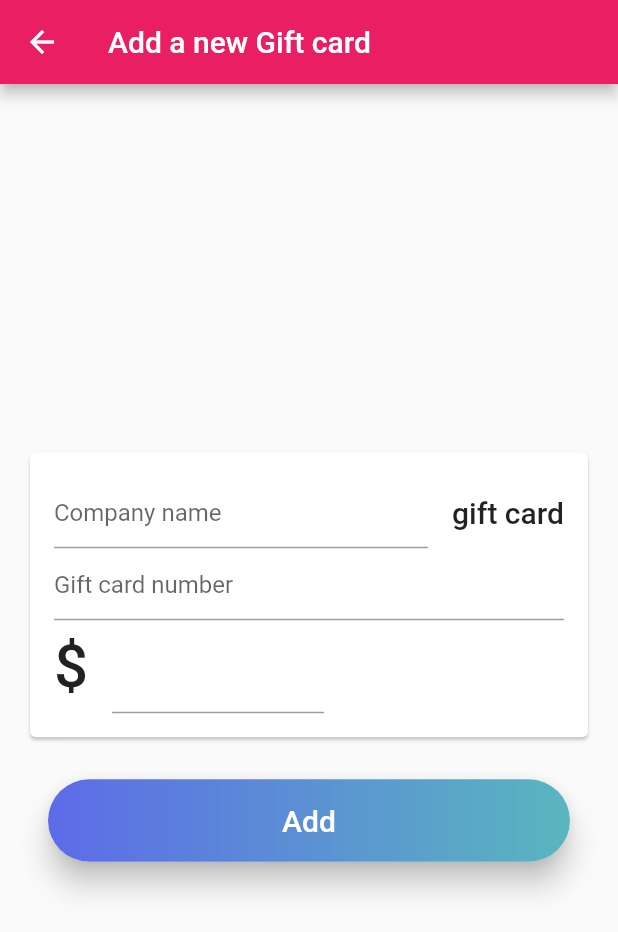
After one commit to Ivaskuu/gift_card_exchange, a Flutter app: the ScreenAddGiftcard screen opened directly, on a phone screen of 412 x 824 dp. The commit adds this screen. Shown: the top 932 px of the screen. Run offline on Flutter 3.47's test engine with Material 2 defaults, Android fonts, the phone set to English and light mode, and no system bars.

Commit message:
Added the screen_add_giftcard

```diff
--- /dev/null
+++ b/lib/screen_add_giftcard.dart
@@ -0,0 +1,154 @@
+import 'package:flutter/material.dart';
+import 'screen_exchange_list.dart';
+
+class ScreenAddGiftcard extends StatefulWidget
+{
+  @override
+  State createState() => new ScreenAddGiftcardState();
+}
+
+class ScreenAddGiftcardState extends State<ScreenAddGiftcard>
+{
+  @override
+  Widget build(BuildContext context)
+  {
+    return new Scaffold
+    (
+      appBar: new AppBar
+      (
+        title: new Text("Add a new Gift card"),
+      ),
+      body: new Column
+      (
+        mainAxisAlignment: MainAxisAlignment.center,
+        crossAxisAlignment: CrossAxisAlignment.center,
+        children: <Widget>
+        [
+          new Container
+          (
+            margin: new EdgeInsets.symmetric(horizontal: 16.0),
+            child: new Card
+            (
+              child: new Container
+              (
+                margin: new EdgeInsets.symmetric(vertical: 16.0),
+                child: new Column
+                (
+                  mainAxisAlignment: MainAxisAlignment.start,
+                  crossAxisAlignment: CrossAxisAlignment.center,
+                  children: <Widget>
+                  [
+                    new Row
+                    (
+                      mainAxisAlignment: MainAxisAlignment.start,
+                      crossAxisAlignment: CrossAxisAlignment.center,
+                      children: <Widget>
+                      [
+                        new Expanded
+                        (
+                          child: new Container
+                          (
+                            margin: new EdgeInsets.only(left: 16.0, right: 16.0),
+                            child: new TextField
+                            (
+                              decoration: new InputDecoration
+                              (
+                                hintText: "Company name",
+                              ),
+                            )
+                          )
+                        ),
+                        new Container
+                        (
+                          margin: new EdgeInsets.only(right: 16.0),
+                          child: new Text("gift card", style: Theme.of(context).textTheme.title)
+                        )
+                      ]
+                    ),
+                    new Container
+                    (
+                      margin: new EdgeInsets.symmetric(horizontal: 16.0),
+                      child: new TextField
+                      (
+                        decoration: new InputDecoration
+                        (
+                          hintText: "Gift card number",
+                        ),
+                      ),
+                    ),
+                    new Row
+                    (
+                      mainAxisAlignment: MainAxisAlignment.start,
+                      crossAxisAlignment: CrossAxisAlignment.center,
+                      children: <Widget>
+                      [
+                        new Container
+                        (
+                          margin: new EdgeInsets.only(left: 16.0),
+                          child: new Text("\$", style: Theme.of(context).textTheme.title, textScaleFactor: 2.0)
+                        ),
+                        new Expanded
+                        (
+                          child: new Container
+                          (
+                            margin: new EdgeInsets.only(left: 16.0, right: 176.0),
+                            child: new TextField
+                            (
+                              style: Theme.of(context).textTheme.title.copyWith(fontSize: 32.0),
+                            )
+                          )
+                        )
+                      ]
+                    )
+                  ],
+                )
+              )
+            )
+          ),
+          new Container
+          (
+            margin: new EdgeInsets.only(top: 16.0),
+            child: pillButton
+            (
+              new Container
+              (
+                margin: new EdgeInsets.all(16.0),
+                child: new Text("Add", style: Theme.of(context).textTheme.title.copyWith(color: Colors.white)),
+              )
+            )
+          )
+        ],
+      )
+    );
+  }
+
+  Widget pillButton(Widget child)
+  {
+    return new Container
+    (
+      margin: new EdgeInsets.symmetric(vertical: 8.0, horizontal: 32.0),
+      child: new Material
+      (
+        elevation: 8.0,
+        borderRadius: new BorderRadius.circular(32.0),
+        child: new InkWell
+        (
+          onTap: () => null,
+          child: new Container
+          (
+            decoration: new BoxDecoration
+            (
+              borderRadius: new BorderRadius.circular(32.0),
+              gradient: new LinearGradient
+              (
+                colors: <Color> [new Color.fromARGB(255, 93, 107, 232), new Color.fromARGB(255, 89, 182, 191)]
+              ),
+            ),
+            child: new Center(child: child),
+            padding: new EdgeInsets.symmetric(horizontal: 48.0),
+          ),
+        )
+      )
+    );
+  }
+}
--- a/lib/screen_exchange_list.dart
+++ b/lib/screen_exchange_list.dart
@@ -1,4 +1,5 @@
 import 'package:flutter/material.dart';
+import 'screen_add_giftcard.dart';
 
 class ScreenExchangeList extends StatefulWidget
 {
@@ -54,7 +55,7 @@ class ScreenExchangeListState extends State<ScreenExchangeList>
       drawer: navigationDrawer(),
       floatingActionButton: new FloatingActionButton
       (
-        onPressed: () => noSuchMethod,
+        onPressed: () => Navigator.of(context).push(new MaterialPageRoute(builder: (_) => new ScreenAddGiftcard())),
         child: new Icon(Icons.add),
       ),
     );
@@ -217,7 +218,7 @@ class GiftCard extends StatelessWidget
               new ListTile
               (
                 title: new Text("\$$value", style: Theme.of(context).textTheme.title, textScaleFactor: 2.0,),
-                trailing: squaredButton("Exchange"),
+                trailing: squaredButton("Exchange", context),
               )
             ],
           )
@@ -226,7 +227,7 @@ class GiftCard extends StatelessWidget
     );
   }
 
-  Widget squaredButton(String btnText)
+  Widget squaredButton(String btnText, BuildContext context)
   {
     return new Container
     (
@@ -259,12 +260,3 @@ class GiftCard extends StatelessWidget
     );
   }
 }
-
-class OpenCard extends StatelessWidget
-{
-  @override
-  Widget build(BuildContext context)
-  {
-
-  }
-}
```
